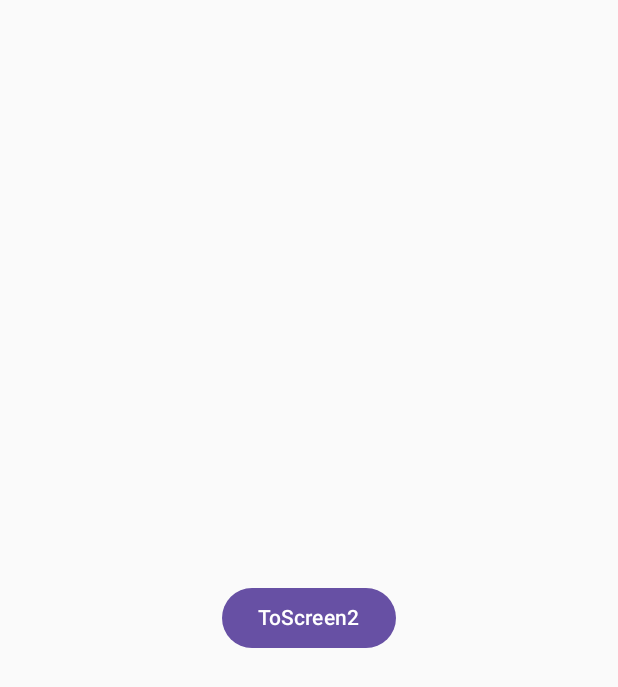
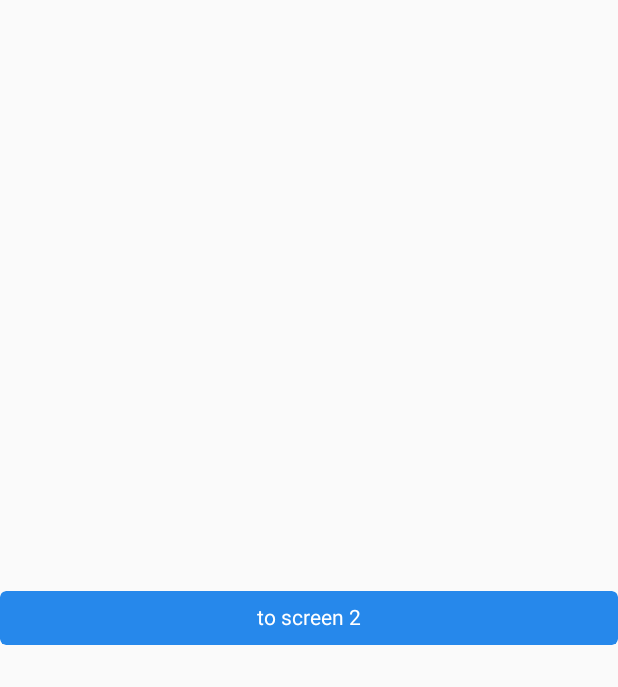
Before and after one commit to jopakula/VKApp, an Android app built with Jetpack Compose: the screen it shows after launch (MainActivity), on a phone screen of 412 x 824 dp. Shown: the top 687 px of the screen. Run offline under Robolectric (Android 15) with nearby library versions, the phone set to English and light mode, and no system bars.

Commit message:
My button was created

```diff
--- a/app/src/main/java/com/example/vkapp/ui/screens/Screen1.kt
+++ b/app/src/main/java/com/example/vkapp/ui/screens/Screen1.kt
@@ -3,14 +3,13 @@ package com.example.vkapp.ui.screens
 import androidx.compose.foundation.layout.Arrangement
 import androidx.compose.foundation.layout.Column
 import androidx.compose.foundation.layout.fillMaxSize
-import androidx.compose.material3.Button
-import androidx.compose.material3.Text
 import androidx.compose.runtime.Composable
 import androidx.compose.ui.Alignment
 import androidx.compose.ui.Modifier
 import androidx.compose.ui.tooling.preview.Preview
 import androidx.navigation.NavController
 import androidx.navigation.compose.rememberNavController
+import com.example.uikit.button.MyButton
 import com.example.vkapp.navigation.Screens
 
 
@@ -24,11 +23,11 @@ fun Screen1(
         horizontalAlignment = Alignment.CenterHorizontally,
         verticalArrangement = Arrangement.Center
     ) {
-        Button(onClick = {
+        MyButton(
+            buttonText = "to screen 2",
+            onClick = {
             navigationController.navigate(Screens.Screen2.screen)
-        }) {
-            Text(text = "ToScreen2")
-        }
+        })
     }
 }
 
--- a/gradle/libs.versions.toml
+++ b/gradle/libs.versions.toml
@@ -7,7 +7,7 @@ junitVersion = "1.2.1"
 espressoCore = "3.6.1"
 lifecycleRuntimeKtx = "2.8.6"
 activityCompose = "1.9.2"
-composeBom = "2024.04.01"
+composeBom = "2024.06.00"
 appcompat = "1.7.0"
 material = "1.12.0"
 jetbrainsKotlinJvm = "1.9.0"
--- a/uikit/build.gradle.kts
+++ b/uikit/build.gradle.kts
@@ -25,6 +25,9 @@ android {
     }
     buildFeatures{
         compose = true
+    }
+    composeOptions {
+        kotlinCompilerExtensionVersion = "1.5.1"
     }
     compileOptions {
         sourceCompatibility = JavaVersion.VERSION_1_8
--- /dev/null
+++ b/uikit/src/main/java/com/example/uikit/button/MyButton.kt
@@ -0,0 +1,73 @@
+package com.example.uikit.button
+
+import androidx.compose.foundation.background
+import androidx.compose.foundation.clickable
+import androidx.compose.foundation.interaction.MutableInteractionSource
+import androidx.compose.foundation.layout.Arrangement
+import androidx.compose.foundation.layout.Row
+import androidx.compose.foundation.layout.fillMaxWidth
+import androidx.compose.foundation.layout.height
+import androidx.compose.foundation.shape.RoundedCornerShape
+import androidx.compose.material.ripple.rememberRipple
+import androidx.compose.material3.Text
+import androidx.compose.runtime.Composable
+import androidx.compose.runtime.remember
+import androidx.compose.ui.Alignment
+import androidx.compose.ui.Modifier
+import androidx.compose.ui.draw.clip
+import androidx.compose.ui.graphics.Color
+import androidx.compose.ui.text.font.FontWeight
+import androidx.compose.ui.tooling.preview.Preview
+import androidx.compose.ui.unit.Dp
+import androidx.compose.ui.unit.dp
+import androidx.compose.ui.unit.sp
+import com.example.uikit.common.ButtonEnableBG
+import com.example.uikit.common.ButtonEnterText
+import com.example.uikit.common.White
+
+/**
+ * Компонент для отображения кнопки
+ *
+ */
+
+@Composable
+fun MyButton(
+    modifier: Modifier = Modifier,
+    buttonHeight: Dp = 36.dp,
+    buttonBGColor: Color = ButtonEnableBG,
+    buttonText: String = ButtonEnterText,
+    roundingSize: Dp = 4.dp,
+    onClick: () -> Unit = {},
+) {
+
+    val interactionSource = remember { MutableInteractionSource() }
+    Row(
+        modifier = modifier
+            .fillMaxWidth()
+            .height(buttonHeight)
+            .clip(RoundedCornerShape(roundingSize))
+            .clickable(
+                interactionSource = interactionSource,
+                indication = rememberRipple(),
+                onClick = onClick,
+            )
+            .background(
+                color = buttonBGColor,
+                shape = RoundedCornerShape(roundingSize)
+            ),
+        verticalAlignment = Alignment.CenterVertically,
+        horizontalArrangement = Arrangement.Center,
+    ) {
+        Text(
+            text = buttonText,
+            color = White,
+            fontSize = 14.sp,
+            fontWeight = FontWeight.Normal)
+    }
+}
+
+@Composable
+@Preview
+private fun MyButtonPreview() {
+    MyButton()
+}
--- /dev/null
+++ b/uikit/src/main/java/com/example/uikit/common/MyColors.kt
@@ -0,0 +1,12 @@
+package com.example.uikit.common
+
+import androidx.compose.ui.graphics.Color
+
+/**
+ * Цвета используемые в проекте
+ */
+
+// старые
+val White = Color(0xFFFFFFFF)
+val ButtonEnableBG = Color(0xFF2688EB)
+val ButtonUnEnableBG = Color(0xFF7CB3F3)
--- /dev/null
+++ b/uikit/src/main/java/com/example/uikit/common/MyStrings.kt
@@ -0,0 +1,7 @@
+package com.example.uikit.common
+
+/**
+ * Текста используемые в проекте
+ */
+
+const val ButtonEnterText: String = "Войти"
```
Also changed, not shown: app/src/main/java/com/example/vkapp/ui/screens/Screen2.kt (+5 -6 lines).
